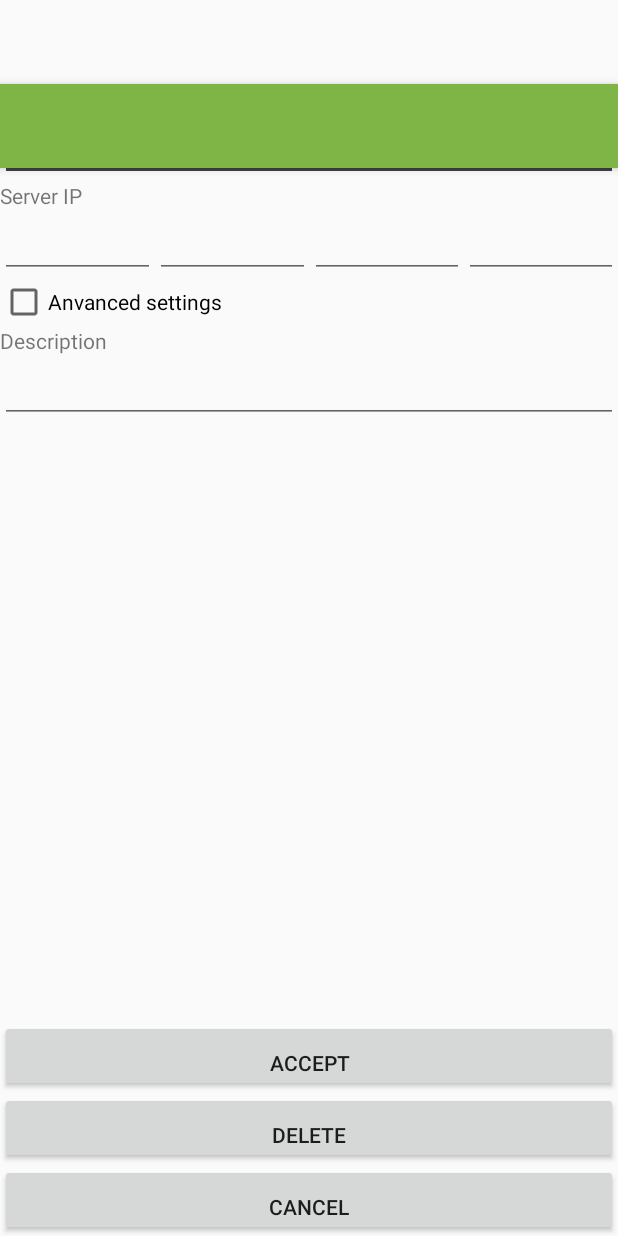
After one commit to test-acc-vaccym/app, an Android app: the layout activity_single_server_settings.xml on its own in the app's theme, with its tools: preview values and no code run, on a phone screen of 412 x 824 dp. The commit adds this screen. Run offline under Robolectric (Android 15) with nearby library versions, the light colour scheme and no system bars.

Commit message:
Moajor changes 7

```diff
--- a/mobile/src/main/AndroidManifest.xml
+++ b/mobile/src/main/AndroidManifest.xml
@@ -2,7 +2,6 @@
 <manifest xmlns:android="http://schemas.android.com/apk/res/android"
           package="com.gitlab.PCU.PCU">
 
-    <uses-permission android:name="android.permission.WAKE_LOCK"/>
     <uses-permission android:name="android.permission.RECEIVE_BOOT_COMPLETED"/>
     <uses-permission android:name="android.permission.INTERNET"/>
 
--- a/mobile/src/main/java/com/gitlab/PCU/PCU/SingleServerSettings.java
+++ b/mobile/src/main/java/com/gitlab/PCU/PCU/SingleServerSettings.java
@@ -33,7 +33,7 @@ public class SingleServerSettings extends AppCompatActivity {
     @Override
     public void onCreate(Bundle savedInstanceState) {
         super.onCreate(savedInstanceState);
-        setContentView(R.layout.single_server_settings);
+        setContentView(R.layout.activity_single_server_settings);
         serverSettingsStore = getIntent().getParcelableExtra("in");
         buildViews();
     }
@@ -42,7 +42,7 @@ public class SingleServerSettings extends AppCompatActivity {
     public void onResume() {
         super.onResume();
         RelativeLayout relativeLayout = (RelativeLayout) findViewById(R.id.single_server_settings);
-        relativeLayout.setAlpha((float) 0.2);
+        relativeLayout.setAlpha(0);
         relativeLayout.animate().alpha(1).setDuration(500).start();
     }
 
@@ -268,12 +268,12 @@ public class SingleServerSettings extends AppCompatActivity {
             port.setAlpha(0);
             port.animate().alpha(1).setDuration(500).start();
         } else {
-            desc_port.setVisibility(View.GONE);
-            port.setVisibility(View.GONE);
             desc_port.setAlpha(1);
             desc_port.animate().alpha(0).setDuration(500).start();
             port.setAlpha(1);
             port.animate().alpha(0).setDuration(500).start();
+            desc_port.setVisibility(View.GONE);
+            port.setVisibility(View.GONE);
         }
     }
 }
--- /dev/null
+++ b/mobile/src/main/res/layout/activity_single_server_settings.xml
@@ -0,0 +1,200 @@
+<?xml version="1.0" encoding="utf-8"?>
+<android.support.design.widget.CoordinatorLayout xmlns:android="http://schemas.android.com/apk/res/android"
+    xmlns:app="http://schemas.android.com/apk/res-auto"
+    xmlns:tools="http://schemas.android.com/tools"
+    android:layout_width="match_parent"
+    android:layout_height="match_parent"
+    android:fitsSystemWindows="true"
+    tools:context="com.gitlab.PCU.PCU.ServerSettingsActivity">
+
+    <android.support.design.widget.AppBarLayout
+        android:id="@+id/sss_toolbar"
+        android:layout_width="match_parent"
+        android:layout_height="wrap_content"
+        android:theme="@style/AppTheme.AppBarOverlay">
+
+        <android.support.v7.widget.Toolbar
+            android:layout_width="match_parent"
+            android:layout_height="?attr/actionBarSize"
+            android:background="?attr/colorPrimary"
+            app:popupTheme="@style/AppTheme.PopupOverlay" />
+
+    </android.support.design.widget.AppBarLayout>
+
+    <RelativeLayout
+        android:id="@+id/single_server_settings"
+        xmlns:android="http://schemas.android.com/apk/res/android"
+        xmlns:tools="http://schemas.android.com/tools"
+        android:layout_width="match_parent"
+        android:layout_height="match_parent"
+        android:orientation="vertical"
+        android:layout_below="@id/sss_toolbar">
+
+        <ScrollView
+            android:id="@+id/ssScrollView"
+            android:layout_width="match_parent"
+            android:layout_height="wrap_content"
+            android:layout_above="@+id/edit_server_accept"
+            android:layout_alignParentTop="true">
+
+            <RelativeLayout
+                android:layout_width="match_parent"
+                android:layout_height="wrap_content"
+                android:orientation="vertical"
+                android:id="@+id/edit_server">
+
+                <TextView
+                    android:text="@string/default_name"
+                    android:layout_width="match_parent"
+                    android:layout_height="wrap_content"
+                    android:id="@+id/desc_name"/>
+
+                <EditText
+                    android:id="@+id/ss_edit_name"
+                    android:layout_width="match_parent"
+                    android:layout_height="wrap_content"
+                    android:hint="@string/default_name"
+                    android:inputType="text|textAutoCorrect|textAutoComplete"
+                    android:selectAllOnFocus="false"
+                    android:maxLines="1"
+                    android:layout_below="@id/desc_name"/>
+
+                <TextView
+                    android:text="@string/desc_ip"
+                    android:layout_width="match_parent"
+                    android:layout_height="wrap_content"
+                    android:layout_below="@id/ss_edit_name"
+                    android:id="@+id/desc_ip"/>
+
+                <LinearLayout
+                    android:orientation="horizontal"
+                    android:layout_width="match_parent"
+                    android:layout_height="wrap_content"
+                    android:layout_below="@id/desc_ip"
+                    android:id="@+id/ll_ip">
+
+                    <EditText
+                        android:layout_width="match_parent"
+                        android:layout_height="match_parent"
+                        android:inputType="number"
+                        android:id="@+id/ip_a"
+                        android:layout_weight="1.0"
+                        tools:ignore="LabelFor"
+                        android:selectAllOnFocus="true"
+                        android:maxLines="1"/>
+
+                    <EditText
+                        android:layout_width="match_parent"
+                        android:layout_height="match_parent"
+                        android:inputType="number"
+                        android:id="@+id/ip_b"
+                        android:layout_weight="1.0"
+                        tools:ignore="LabelFor"
+                        android:selectAllOnFocus="true"
+                        android:maxLines="1"/>
+
+                    <EditText
+                        android:layout_width="match_parent"
+                        android:layout_height="match_parent"
+                        android:inputType="number"
+                        android:id="@+id/ip_c"
+                        android:layout_weight="1.0"
+                        tools:ignore="LabelFor"
+                        android:selectAllOnFocus="true"
+                        android:maxLines="1"/>
+
+                    <EditText
+                        android:layout_width="match_parent"
+                        android:layout_height="match_parent"
+                        android:inputType="number"
+                        android:id="@+id/ip_d"
+                        android:layout_weight="1.0"
+                        tools:ignore="LabelFor"
+                        android:selectAllOnFocus="true"
+                        android:maxLines="1"/>
+                </LinearLayout>
+
+                <CheckBox
+                    android:text="@string/advanced_settings"
+                    android:layout_width="match_parent"
+                    android:layout_height="wrap_content"
+                    android:id="@+id/advanced_settings"
+                    android:checked="false"
+                    android:onClick="onAdvancedSettings"
+                    android:layout_below="@id/ll_ip"/>
+
+                <TextView
+                    android:text="@string/port"
+                    android:layout_width="match_parent"
+                    android:layout_height="wrap_content"
+                    android:id="@+id/desc_port"
+                    android:visibility="gone"
+                    android:layout_below="@+id/advanced_settings"/>
+
+                <EditText
+                    android:layout_width="match_parent"
+                    android:layout_height="wrap_content"
+                    android:inputType="number"
+                    android:ems="10"
+                    android:id="@+id/edit_port"
+                    android:selectAllOnFocus="true"
+                    android:hint="@string/port"
+                    android:maxLines="1"
+                    android:visibility="gone"
+                    android:layout_below="@+id/desc_port"/>
+
+                <TextView
+                    android:text="@string/desc_desc"
+                    android:layout_width="match_parent"
+                    android:layout_height="wrap_content"
+                    android:id="@+id/desc_desc"
+                    android:layout_below="@+id/edit_port"/>
+
+                <EditText
+                    android:layout_width="match_parent"
+                    android:layout_height="wrap_content"
+                    android:inputType="textMultiLine"
+                    android:ems="10"
+                    android:id="@+id/edit_desc"
+                    tools:ignore="InefficientWeight,LabelFor"
+                    android:maxLines="6"
+                    android:layout_below="@+id/desc_desc"/>
+
+            </RelativeLayout>
+        </ScrollView>
+
+        <Button
+            android:id="@+id/edit_server_cancel"
+            android:layout_width="match_parent"
+            android:layout_height="wrap_content"
+            android:text="@string/cancel"
+            android:textAlignment="center"
+            android:gravity="bottom"
+            android:layout_gravity="bottom"
+            android:layout_alignParentBottom="true"
+            android:layout_alignParentStart="true"/>
+
+        <Button
+            android:text="@string/delete"
+            android:layout_width="match_parent"
+            android:layout_height="wrap_content"
+            android:id="@+id/button_delete"
+            android:textAlignment="center"
+            android:gravity="bottom"
+            android:layout_gravity="bottom"
+            android:layout_above="@+id/edit_server_cancel"
+            android:layout_alignParentStart="true"/>
+
+        <Button
+            android:id="@+id/edit_server_accept"
+            android:layout_width="match_parent"
+            android:layout_height="wrap_content"
+            android:text="@string/accept"
+            android:textAlignment="center"
+            android:gravity="bottom"
+            android:layout_gravity="bottom"
+            android:layout_above="@+id/button_delete"
+            android:layout_alignParentStart="true"/>
+    </RelativeLayout>
+
+</android.support.design.widget.CoordinatorLayout>
--- a/mobile/src/main/res/layout/single_server_settings.xml
+++ b/mobile/src/main/res/layout/single_server_settings.xml
@@ -5,7 +5,8 @@
     xmlns:tools="http://schemas.android.com/tools"
     android:layout_width="match_parent"
     android:layout_height="match_parent"
-    android:orientation="vertical">
+    android:orientation="vertical"
+    android:layout_below="@id/sss_toolbar">
 
     <ScrollView
         android:id="@+id/ssScrollView"
--- a/mobile/src/main/res/values/strings.xml
+++ b/mobile/src/main/res/values/strings.xml
@@ -1,5 +1,5 @@
 <resources>
-    <string name="app_name" translatable="false">PCU</string>
+    <string name="app_name" translatable="false">PC Unlocker</string>
     <string name="action_settings">Settings</string>
     <string name="auth_text">Confirm Screenlock to unlock</string>
     <string name="unlock">Unlock</string>
@@ -85,7 +85,6 @@
     <string name="pref_ringtone_silent">Silent</string>
 
     <string name="pref_title_vibrate">Vibrate</string>
-    <string name="tv_default" translatable="false">Hey</string>
 
     <string name="title_activity_device_not_secure">Device not secure</string>
     <string name="pref_server">Servers</string>
```
Also changed, not shown: 5 other files.
